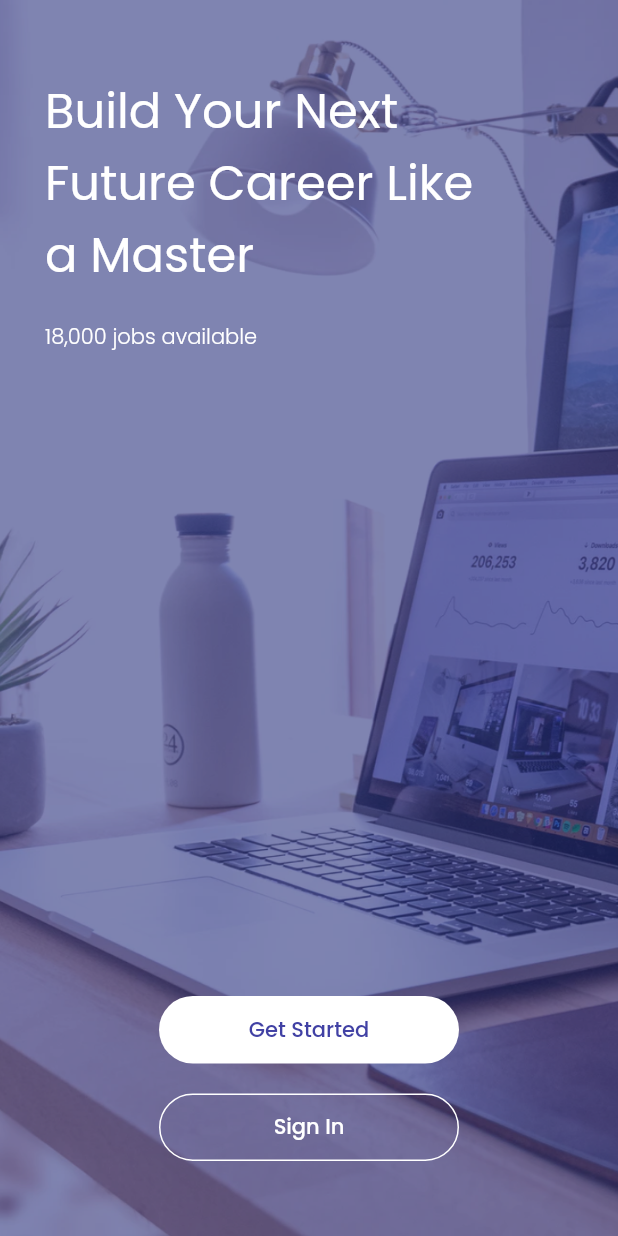
After one commit to luthfiarifin/flutter_future_jobs, a Flutter app: the OnBoardingPage screen opened directly, on a phone screen of 412 x 824 dp. The commit adds this screen. Run offline on Flutter 3.47's test engine with Material 2 defaults, Android fonts, the phone set to English and light mode, and no system bars; our stand-ins replace google_fonts.

Commit message:
Create on_boarding_page.dart

```diff
--- /dev/null
+++ b/lib/pages/on_boarding_page.dart
@@ -0,0 +1,105 @@
+import 'package:flutter/material.dart';
+import 'package:flutter_future_jobs/theme.dart';
+
+class OnBoardingPage extends StatelessWidget {
+  @override
+  Widget build(BuildContext context) {
+    Widget backgroundImage() {
+      return Image.asset(
+        'assets/on_boarding.png',
+        width: MediaQuery.of(context).size.width,
+        height: MediaQuery.of(context).size.height,
+        fit: BoxFit.fill,
+      );
+    }
+
+    Widget content() {
+      return SafeArea(
+        child: Container(
+          width: MediaQuery.of(context).size.width,
+          padding: EdgeInsets.symmetric(
+            horizontal: 30,
+          ),
+          child: Column(
+            crossAxisAlignment: CrossAxisAlignment.start,
+            children: [
+              SizedBox(
+                height: 50,
+              ),
+              Text(
+                'Build Your Next\nFuture Career Like\na Master',
+                style: whiteTextStyle.copyWith(fontSize: 32),
+              ),
+              SizedBox(
+                height: 20,
+              ),
+              Text(
+                '18,000 jobs available',
+                style: whiteTextStyle.copyWith(fontWeight: light),
+              ),
+              Spacer(),
+              Center(
+                child: Column(
+                  children: [
+                    Container(
+                      width: 200,
+                      height: 45,
+                      child: TextButton(
+                        onPressed: () {},
+                        style: TextButton.styleFrom(
+                          backgroundColor: whiteColor,
+                          shape: RoundedRectangleBorder(
+                            borderRadius: BorderRadius.circular(66),
+                          ),
+                        ),
+                        child: Text(
+                          'Get Started',
+                          style: purpleTextStyle.copyWith(fontWeight: medium),
+                        ),
+                      ),
+                    ),
+                    SizedBox(
+                      height: 20,
+                    ),
+                    Container(
+                      width: 200,
+                      height: 45,
+                      child: TextButton(
+                        onPressed: () {},
+                        style: TextButton.styleFrom(
+                          backgroundColor: transparentColor,
+                          shape: RoundedRectangleBorder(
+                            borderRadius: BorderRadius.circular(66),
+                            side: BorderSide(
+                              color: whiteColor,
+                            ),
+                          ),
+                        ),
+                        child: Text(
+                          'Sign In',
+                          style: whiteTextStyle.copyWith(fontWeight: medium),
+                        ),
+                      ),
+                    ),
+                    SizedBox(
+                      height: 50,
+                    )
+                  ],
+                ),
+              ),
+            ],
+          ),
+        ),
+      );
+    }
+
+    return Scaffold(
+      body: Stack(
+        children: [
+          backgroundImage(),
+          content(),
+        ],
+      ),
+    );
+  }
+}
--- a/lib/theme.dart
+++ b/lib/theme.dart
@@ -1,5 +1,20 @@
+import 'package:flutter/material.dart';
+import 'package:google_fonts/google_fonts.dart';
+
 // Note: Colors
+Color primaryColor = Color(0xff4141A4);
+Color whiteColor = Color(0xffFFFFFF);
+Color transparentColor = Colors.transparent;
 
-import 'package:flutter/material.dart';
+// Note: Text Styles
+TextStyle whiteTextStyle = GoogleFonts.poppins(
+  color: whiteColor,
+);
 
-Color primaryColor = Color(0xff4141A4);
+TextStyle purpleTextStyle = GoogleFonts.poppins(
+  color: primaryColor,
+);
+
+// Note: Font Weights
+FontWeight light = FontWeight.w300;
+FontWeight medium = FontWeight.w500;
```
Also changed, not shown: assets/on_boarding.png (added).
